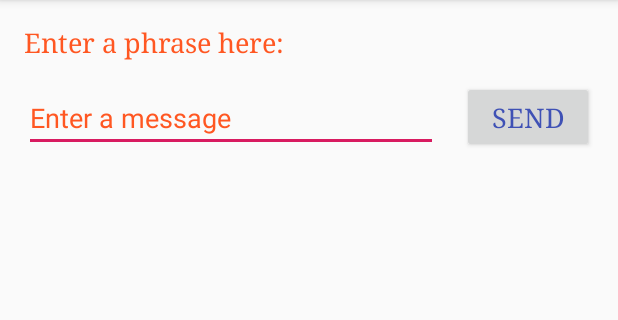
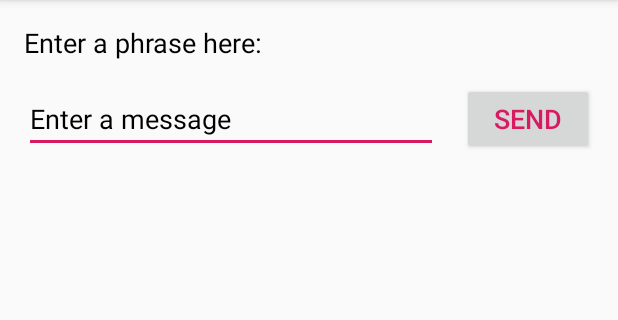
Before and after one commit to twichtendahl/twichtendahl_itc162_a2, an Android app: the screen it shows after launch (MainActivity), on a phone screen of 412 x 824 dp, the part 84-404 px from its top. Run offline under Robolectric (Android 15) with nearby library versions, the phone set to English and light mode, and no system bars.

Commit message:
Reverts to more classic text styles

```diff
--- a/app/src/main/res/layout/activity_main.xml
+++ b/app/src/main/res/layout/activity_main.xml
@@ -16,7 +16,7 @@
         android:ems="10"
         android:inputType="textPersonName"
         android:text="@string/edit_message"
-        android:textColor="#FF5722"
+        android:textColor="@android:color/black"
         android:textColorHighlight="#3F51B5"
         app:layout_constraintEnd_toStartOf="@+id/button"
         app:layout_constraintHorizontal_bias="0.5"
@@ -32,9 +32,9 @@
         android:layout_marginEnd="16dp"
         android:layout_marginRight="16dp"
         android:text="@string/button_send"
-        android:textColor="#3F51B5"
+        android:textColor="@color/colorAccent"
         android:textSize="18sp"
-        android:typeface="serif"
+        android:typeface="normal"
         app:layout_constraintBaseline_toBaselineOf="@+id/editText"
         app:layout_constraintEnd_toEndOf="parent"
         app:layout_constraintHorizontal_bias="0.5"
@@ -48,11 +48,11 @@
         android:layout_marginLeft="16dp"
         android:layout_marginTop="16dp"
         android:text="@string/text_edit_label"
-        android:textColor="#FF5722"
+        android:textColor="@android:color/background_dark"
         android:textColorHighlight="#3F51B5"
         android:textColorLink="#FF5722"
         android:textSize="18sp"
-        android:typeface="serif"
+        android:typeface="normal"
         app:layout_constraintStart_toStartOf="parent"
         app:layout_constraintTop_toTopOf="parent" />
 </androidx.constraintlayout.widget.ConstraintLayout>
```
